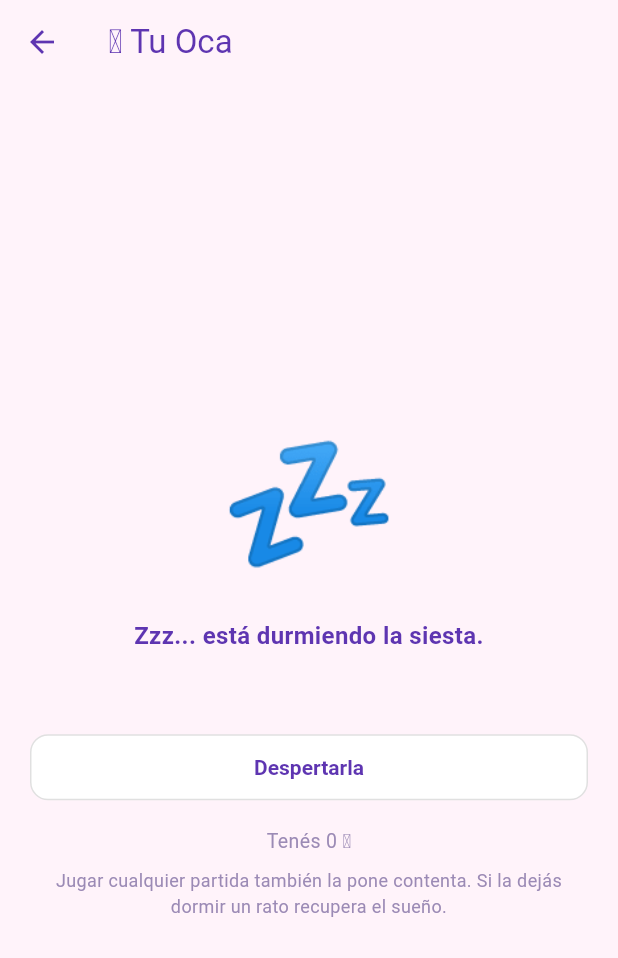
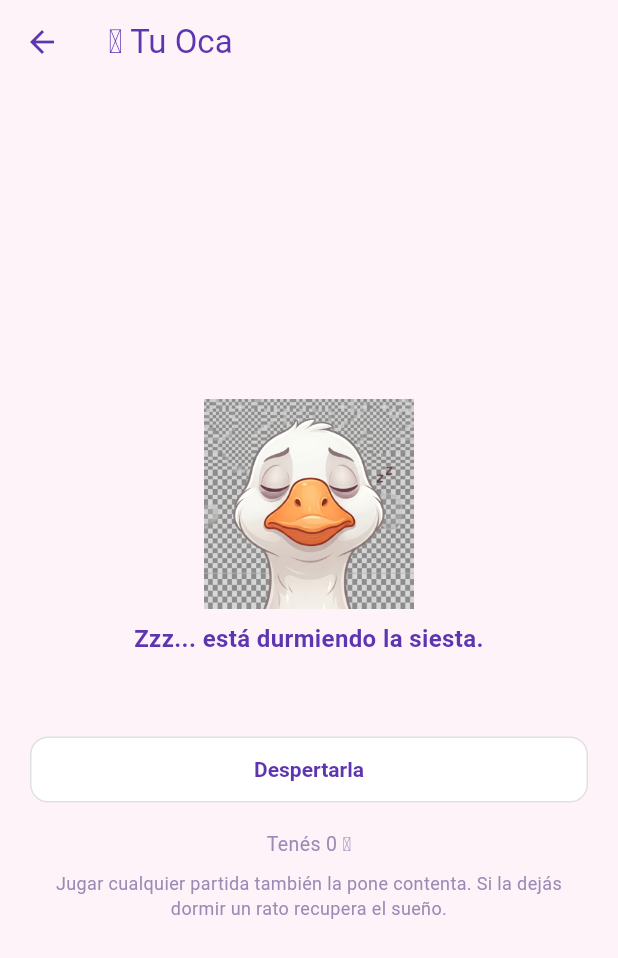
Before and after one commit to solucioneselectromedicassj-ai/La-oca-, a Flutter app: the MascotaScreen screen opened directly with empty values, after a tap on "Dejarla dormir un rato 💤", on a phone screen of 412 x 824 dp. Shown: the top 958 px of the screen. Run offline on Flutter 3.47's test engine with Material 3 defaults, Android fonts, the phone set to English and light mode, and no system bars; our stand-ins replace audioplayers, share_plus, shared_preferences, supabase_flutter; missing offline and left inert: onesignal_flutter, realtime_client; accounts and stored records are empty; Roboto replaces fonts that are missing (Georgia).

Commit message:
Reemplazar el video de la mascota por ilustraciones dibujadas del usuario
Se integran las 10 caras que subió el usuario (feliz, feliz con boca
abierta, con sueño x2, aburrida, durmiendo x2, con hambre, comiendo,
tragando) — recortadas y achicadas de ~1MB a ~190KB cada una.

- OcaFace: cara que refleja el estado real (dormida > con hambre >
  aburrida > con sueño > feliz), con un ciclo de 2 cuadros para que se
  sienta viva aunque esté quieta. Se usa tanto en la pantalla de la
  mascota como en la mini-tarjeta del lobby.
- OcaComiendoSprite reemplaza al video como premio al darle de comer:
  misma idea (hambre → comiendo → tragando → feliz), mucho más liviana
  y sin los problemas de autoplay que tenía el video en la web.
- Se da de baja el video, el paquete video_player y el widget viejo,
  ya sin uso.

Co-Authored-By: Claude Sonnet 5 <noreply@anthropic.com>
Claude-Session: https://claude.ai/code/session_01U7d7hybhiSqgGvpNcjK2N1

```diff
--- a/ocaland_flutter/lib/screens/lobby_screen.dart
+++ b/ocaland_flutter/lib/screens/lobby_screen.dart
@@ -26,6 +26,7 @@ import 'perfil_screen.dart';
 import 'ranking_screen.dart';
 import 'tanda_cuestionados_screen.dart';
 import 'waiting_room_screen.dart';
+import 'widgets/oca_face.dart';
 import 'widgets/ruleta_bonus_dialog.dart';
 
 /// Lobby: todos los modos (solo, sala normal, campaña grupal en vivo,
@@ -442,7 +443,7 @@ class _MascotaMiniCard extends StatelessWidget {
           decoration: BoxDecoration(borderRadius: BorderRadius.circular(18), border: Border.all(color: AppColors.violet.withValues(alpha: 0.35), width: 1.5)),
           child: Row(
             children: [
-              Text(estado.durmiendo ? '💤' : '🪿', style: const TextStyle(fontSize: 30)),
+              OcaFace(estado: estado, size: 40),
               const SizedBox(width: 10),
               Expanded(
                 child: estado.durmiendo
--- a/ocaland_flutter/lib/screens/mascota_screen.dart
+++ b/ocaland_flutter/lib/screens/mascota_screen.dart
@@ -7,7 +7,8 @@ import '../services/mascota_service.dart';
 import '../theme/app_colors.dart';
 import 'rescate_mascota_screen.dart';
 import 'widgets/minijuego_overlay.dart';
-import 'widgets/oca_comiendo_video.dart';
+import 'widgets/oca_comiendo_sprite.dart';
+import 'widgets/oca_face.dart';
 
 /// Pantalla de la Oca-mascota: darle de comer, jugar con ella, dejarla
 /// dormir, y ver sus tres barras. Nunca bloquea nada del resto del juego —
@@ -145,16 +146,25 @@ class _MascotaScreenState extends State<MascotaScreen> {
     );
   }
 
+  String _mensaje(EstadoMascota e) {
+    if (_mostrandoComer) return '¡Ñam, ñam! Gracias por la comida 🌾';
+    if (e.durmiendo) return 'Zzz... está durmiendo la siesta.';
+    if (e.hambre < 30) return 'Tiene hambre... ¿le das de comer?';
+    if (e.diversion < 30) return 'Está un poco aburrida, ¿jugamos con ella?';
+    if (e.sueno < 30) return 'Tiene sueño... capaz quiere dormir un rato.';
+    return '¡Hola! ¿Cómo estás hoy?';
+  }
+
   Widget _contenidoNormal(EstadoMascota e) {
     return Column(
       children: [
         if (_mostrandoComer)
-          OcaComiendoVideo(onTerminado: _terminarAnimacionComer)
+          OcaComiendoSprite(onTerminado: _terminarAnimacionComer, size: 140)
         else
-          Text(e.durmiendo ? '💤' : '🪿', style: const TextStyle(fontSize: 96)),
+          OcaFace(estado: e, size: 140),
         const SizedBox(height: 8),
         Text(
-          _mostrandoComer ? '¡Ñam, ñam! Gracias por la comida 🌾' : (e.durmiendo ? 'Zzz... está durmiendo la siesta.' : '¡Hola! ¿Cómo estás hoy?'),
+          _mensaje(e),
           textAlign: TextAlign.center,
           style: const TextStyle(fontSize: 16, fontWeight: FontWeight.w600, color: AppColors.violetDark),
         ),
--- /dev/null
+++ b/ocaland_flutter/lib/screens/widgets/oca_face.dart
@@ -0,0 +1,75 @@
+import 'dart:async';
+import 'package:flutter/material.dart';
+import '../../services/mascota_service.dart';
+
+/// Cara de la Oca según su estado de ánimo actual, con un ciclo de 2
+/// cuadros (parpadeo/bostezo) para que se sienta viva incluso quieta.
+/// Prioridad de humor: dormida > hambre > aburrida > sueño > feliz.
+class OcaFace extends StatefulWidget {
+  final EstadoMascota estado;
+  final double size;
+  const OcaFace({super.key, required this.estado, this.size = 140});
+
+  @override
+  State<OcaFace> createState() => _OcaFaceState();
+}
+
+class _OcaFaceState extends State<OcaFace> {
+  Timer? _timer;
+  int _cuadro = 0;
+
+  static const _umbralBajo = 30.0;
+
+  List<String> get _cuadros {
+    final e = widget.estado;
+    if (e.durmiendo) return const ['oca_durmiendo_1', 'oca_durmiendo_2'];
+    if (e.hambre < _umbralBajo) return const ['oca_hambre'];
+    if (e.diversion < _umbralBajo) return const ['oca_aburrida'];
+    if (e.sueno < _umbralBajo) return const ['oca_sueno_1', 'oca_sueno_2'];
+    return const ['oca_feliz', 'oca_feliz_boca_abierta'];
+  }
+
+  @override
+  void initState() {
+    super.initState();
+    _iniciarCiclo();
+  }
+
+  @override
+  void didUpdateWidget(covariant OcaFace oldWidget) {
+    super.didUpdateWidget(oldWidget);
+    if (_moodKey(oldWidget.estado) != _moodKey(widget.estado)) {
+      _cuadro = 0;
+      _iniciarCiclo();
+    }
+  }
+
+  String _moodKey(EstadoMascota e) {
+    if (e.durmiendo) return 'durmiendo';
+    if (e.hambre < _umbralBajo) return 'hambre';
+    if (e.diversion < _umbralBajo) return 'aburrida';
+    if (e.sueno < _umbralBajo) return 'sueno';
+    return 'feliz';
+  }
+
+  void _iniciarCiclo() {
+    _timer?.cancel();
+    if (_cuadros.length < 2) return;
+    _timer = Timer.periodic(const Duration(milliseconds: 2200), (_) {
+      if (mounted) setState(() => _cuadro = (_cuadro + 1) % _cuadros.length);
+    });
+  }
+
+  @override
+  void dispose() {
+    _timer?.cancel();
+    super.dispose();
+  }
+
+  @override
+  Widget build(BuildContext context) {
+    final cuadros = _cuadros;
+    final nombre = cuadros[_cuadro % cuadros.length];
+    return Image.asset('assets/mascota/$nombre.png', width: widget.size, height: widget.size);
+  }
+}
--- a/ocaland_flutter/pubspec.yaml
+++ b/ocaland_flutter/pubspec.yaml
@@ -40,7 +40,6 @@ dependencies:
   shared_preferences: ^2.3.3
   share_plus: ^10.1.3
   audioplayers: ^6.6.0
-  video_player: ^2.9.5
   onesignal_flutter: ^5.2.9
   rive: ^0.13.20
 
```
Also changed, not shown: ocaland_flutter/lib/screens/widgets/oca_comiendo_sprite.dart (added, +50 -0 lines), ocaland_flutter/lib/screens/widgets/oca_comiendo_video.dart (deleted, +0 -77 lines), ocaland_flutter/assets/mascota/oca_aburrida.png (added), ocaland_flutter/assets/mascota/oca_comiendo_1.png (added), ocaland_flutter/assets/mascota/oca_comiendo_2.png (added), ocaland_flutter/assets/mascota/oca_durmiendo_1.png (added), ocaland_flutter/assets/mascota/oca_durmiendo_2.png (added), ocaland_flutter/assets/mascota/oca_feliz.png (added), ocaland_flutter/assets/mascota/oca_feliz_boca_abierta.png (added), ocaland_flutter/assets/mascota/oca_hambre.png (added), ocaland_flutter/assets/mascota/oca_sueno_1.png (added), ocaland_flutter/assets/mascota/oca_sueno_2.png (added), ocaland_flutter/pubspec.lock, 1 other file.
